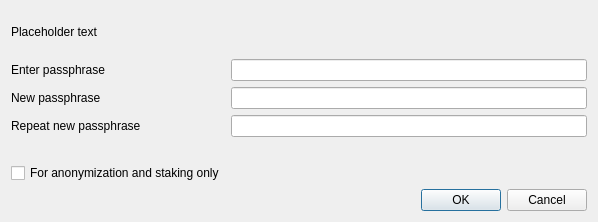
elambert2014/bullion, file src/qt/forms/askpassphrasedialog.ui: the form before one commit.
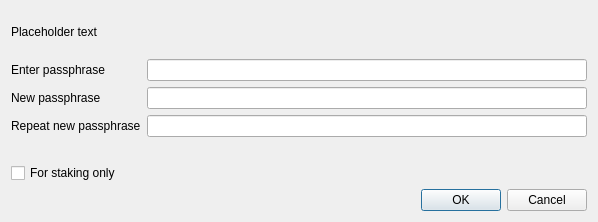
The form after the commit.

Commit message: [BC-4] Remove references to anonymization

What changed in the file:
```diff
--- a/src/qt/forms/askpassphrasedialog.ui
+++ b/src/qt/forms/askpassphrasedialog.ui
@@ -117,7 +117,7 @@
         <string>Serves to disable the trivial sendmoney when OS account compromised. Provides no real security.</string>
        </property>
        <property name="text">
-        <string>For anonymization and staking only</string>
+        <string>For staking only</string>
        </property>
        <property name="visible">
         <bool>false</bool>
```
The commit also changes 7 other files.
